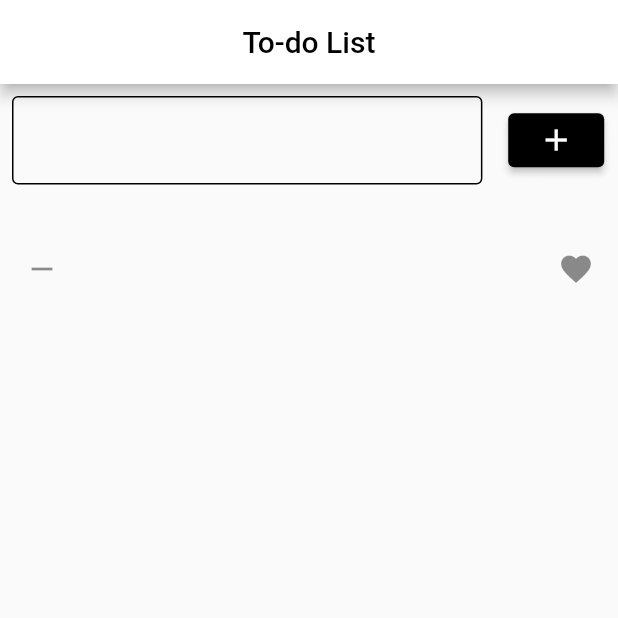
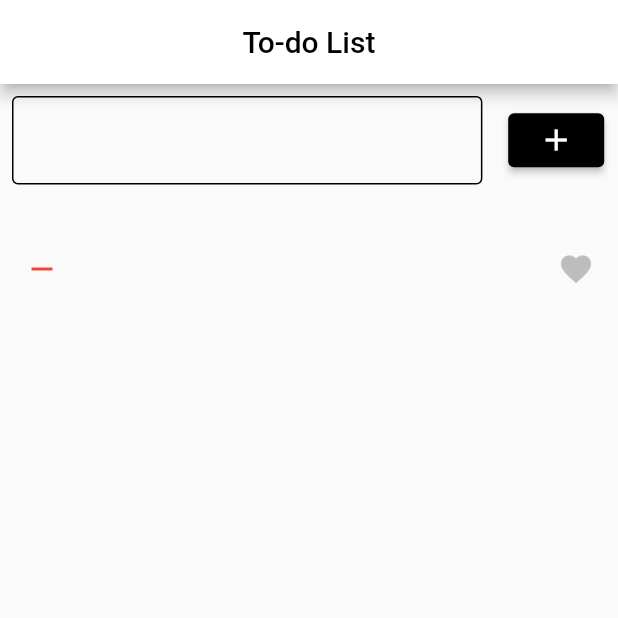
Before and after one commit to vitto2/to-do-list-flutter, a Flutter app: the screen it shows after launch, after a tap on the "add" icon, on a phone screen of 412 x 824 dp, the top half of it. Run offline on Flutter 3.47's test engine with Material 2 defaults, Android fonts, the phone set to English and light mode, and no system bars.

Commit message:
mudando cor do icone de remoção e criando animação do favorite icon

```diff
--- a/to_do_list/lib/pages/home.dart
+++ b/to_do_list/lib/pages/home.dart
@@ -11,6 +11,7 @@ class _HomeState extends State<Home> {
   TextEditingController controller = TextEditingController();
 
   late List<String> values = [];
+  Color? colorFavoriteIcon = Colors.grey[400];
 
   @override
   Widget build(BuildContext context) {
@@ -79,9 +80,26 @@ class _HomeState extends State<Home> {
                         values.removeAt(index);
                       });
                     },
-                    leading: const Icon(Icons.remove),
+                    leading: const Icon(
+                      Icons.remove,
+                      color: Colors.red,
+                    ),
                     title: Text(values[index]),
-                    trailing: const Icon(Icons.favorite),
+                    trailing: GestureDetector(
+                      onTap: () {
+                        setState(() {
+                          if (colorFavoriteIcon == Colors.grey[400]) {
+                            colorFavoriteIcon = Colors.red;
+                          } else {
+                            colorFavoriteIcon = Colors.grey[400];
+                          }
+                        });
+                      },
+                      child: Icon(
+                        Icons.favorite,
+                        color: colorFavoriteIcon,
+                      ),
+                    ),
                   ),
                 );
               }),
```
